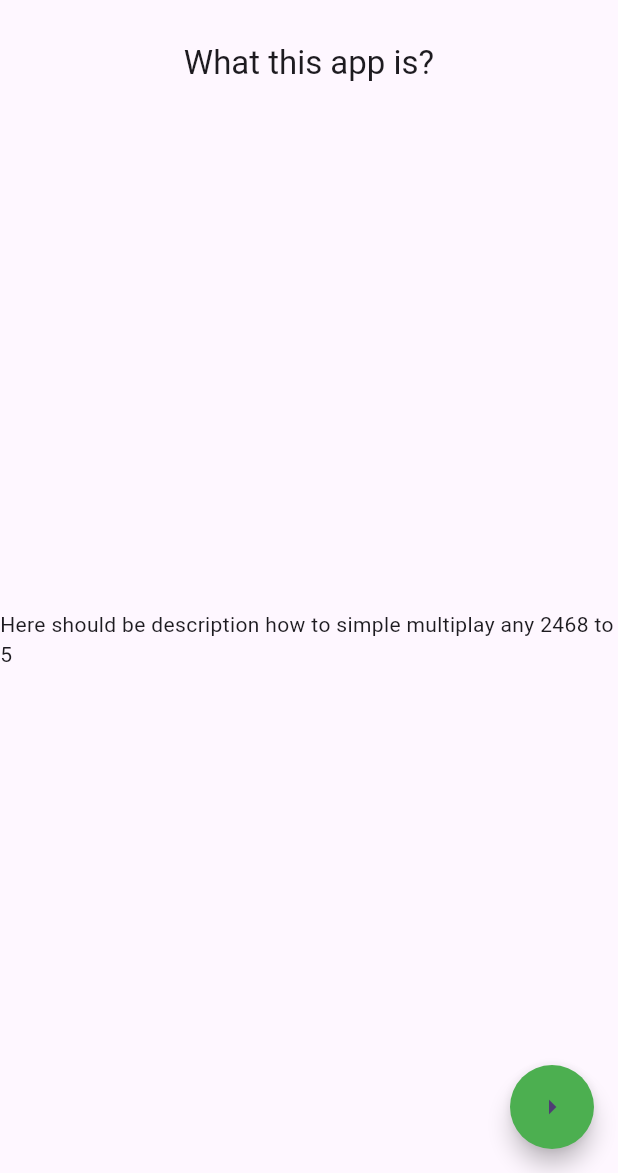
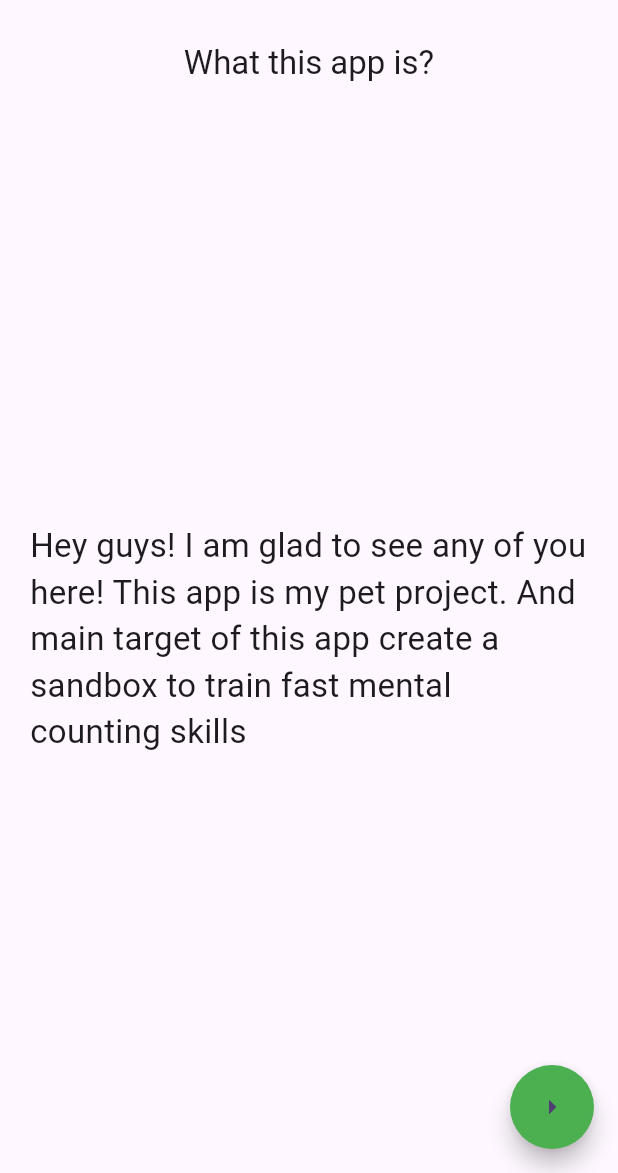
Before and after one commit to FrankMilvus/Trachtenberg-GREMA, a Flutter app: the screen it shows after launch, on a phone screen of 412 x 824 dp, the part 63-1236 px from its top. Run offline on Flutter 3.47's test engine with Material 3 defaults, Android fonts, the phone set to English and light mode, and no system bars.

Commit message:
Implement "Want More" screen and enhance workout interactivity
- Create `WantMore` screen for user feedback and register it in `WidgetTree` and `KAppPages`.
- Update `DrawerWidget` with `arrow_circle_right_outlined` icons and add navigation to the new screen.
- Refactor `OddsByFiveWorkout` to enable task regeneration via a new refresh button and `generateNewTask` logic.
- Implement dynamic focus switching in workout mode to navigate between input fields and action buttons.
- Update `HelloScreen` content and styling using revised `KAppStrings` and `KTextStyle`.
- Rename Android application label to "Trachtenberg GREMA" in `AndroidManifest.xml`.
- Adjust `digit` text style with increased font size and letter spacing.

```diff
--- a/lib/constants/app_pages.dart
+++ b/lib/constants/app_pages.dart
@@ -5,4 +5,5 @@ class KAppPages {
   static const home = 0;
   static const oddsByFiveExplication = 1;
   static const oddsByFiveWorkout = 2;
+  static const wantMore = 3;
 }
--- a/lib/constants/app_strings.dart
+++ b/lib/constants/app_strings.dart
@@ -1,10 +1,9 @@
-
-
-
 class KAppStrings {
-  static const howSimpleAnyToFive = 'Here should be description how to simple multiplay'
-      ' any 2468 to 5';
-  static const oddsByFiveMultiplicationExplanation = 'Rule: To multiply a number by 5 using\n'
+  static const hello =
+      'Hey guys! I am glad to see any of you here! This app is my pet project. And main'
+      ' target of this app create a sandbox to train fast mental counting skills';
+  static const oddsByFiveMultiplicationExplanation =
+      'Rule: To multiply a number by 5 using\n'
       'this method:'
       '👉 Take half of the next digit (the “neighbor”).\n'
       '👉 If the current digit is odd, add 5 to the result.\n'
@@ -31,4 +30,11 @@ class KAppStrings {
       'Final Answer\n'
       'Reading results left → right:\n'
       '426 × 5 = 2130\n';
+  static const wantMore =
+      'Hello I am glad to see u here!!\n\n'
+      'The thing is that it is only my pet project to understand better how Flutter works'
+      'I am not sure it is useful or not I think that it a much more good apps that this one'
+      'and I can realize all functions in this app but they does not teach me something new'
+      'but If you want I add more - just make comment in Google Play and write what'
+      ' do u wanna more)';
 }
--- a/lib/constants/text_styles.dart
+++ b/lib/constants/text_styles.dart
@@ -12,9 +12,10 @@ class KTextStyle {
     color: Theme.of(context).colorScheme.onSurface,
   );
   static TextStyle digit(BuildContext context) => TextStyle(
-    fontSize: 22,
+    fontSize: 26,
     fontWeight: FontWeight.bold,
     color: Colors.amber,
+    letterSpacing: 10,
   );
 
   static TextStyle answer(BuildContext context, bool isCorrect) => TextStyle(
--- a/lib/views/Pages/default.dart
+++ b/lib/views/Pages/default.dart
@@ -17,7 +17,7 @@ class HelloScreen extends StatelessWidget {
       floatingActionButton: FabWidget(page: KAppPages.oddsByFiveExplication,),
 
       body: Center(
-        child: Text(KAppStrings.howSimpleAnyToFive),
+        child: Text(KAppStrings.hello),
       ),
     );
   }
--- a/lib/views/Pages/hello_screen.dart
+++ b/lib/views/Pages/hello_screen.dart
@@ -2,6 +2,7 @@ import 'package:flutter/material.dart';
 
 import '../../constants/app_pages.dart';
 import '../../constants/app_strings.dart';
+import '../../constants/text_styles.dart';
 import '../../widgets/fab_widget.dart';
 
 class HelloScreen extends StatelessWidget {
@@ -14,7 +15,10 @@ class HelloScreen extends StatelessWidget {
 
       floatingActionButton: FabWidget(page: KAppPages.oddsByFiveExplication),
 
-      body: Center(child: Text(KAppStrings.howSimpleAnyToFive)),
+      body: Padding(
+        padding: const EdgeInsets.all(20.0),
+        child: Center(child: Text(KAppStrings.hello, style: KTextStyle.body(context),)),
+      ),
     );
   }
 }
--- a/lib/views/widget_tree.dart
+++ b/lib/views/widget_tree.dart
@@ -1,12 +1,13 @@
 import 'package:flutter/material.dart';
 import 'package:untitled2/views/Pages/odds_by_five_workout.dart';
+import 'package:untitled2/views/Pages/want_more.dart';
 
 import '../data/notifiers.dart';
 import '../widgets/drawer.dart';
 import 'Pages/odds_by_five.dart';
 import 'Pages/hello_screen.dart';
 
-List<Widget> pages = [HelloScreen(), FiveMultiExpScreen(), OddsByFiveWorkout()];
+List<Widget> pages = [HelloScreen(), FiveMultiExpScreen(), OddsByFiveWorkout(), WantMore()];
 
 class WidgetTree extends StatelessWidget {
   const WidgetTree({super.key});
```
Also changed, not shown: lib/views/Pages/odds_by_five_workout.dart (+51 -25 lines), lib/views/Pages/want_more.dart (added, +29 -0 lines), lib/widgets/drawer.dart (+14 -3 lines), 1 other file.
